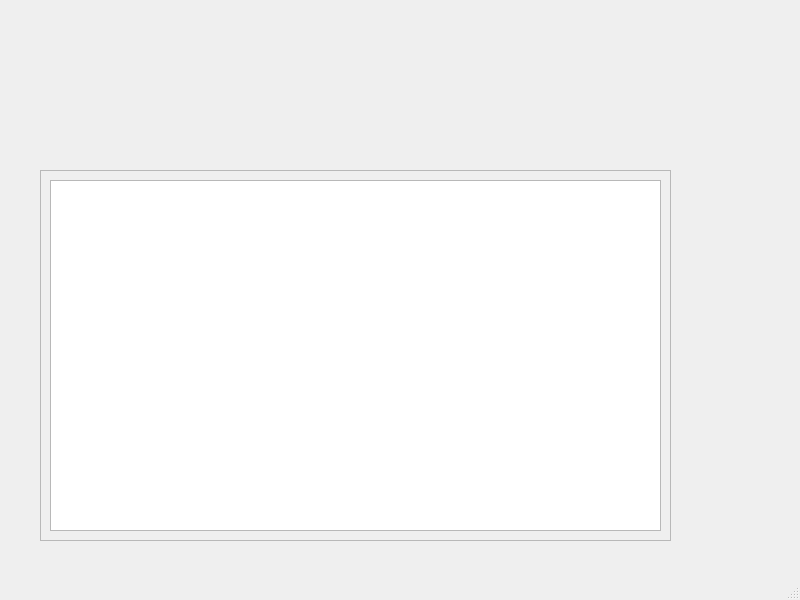
Qt form mainwindow.ui (ztlztlztlztl/Visk) before a commit.
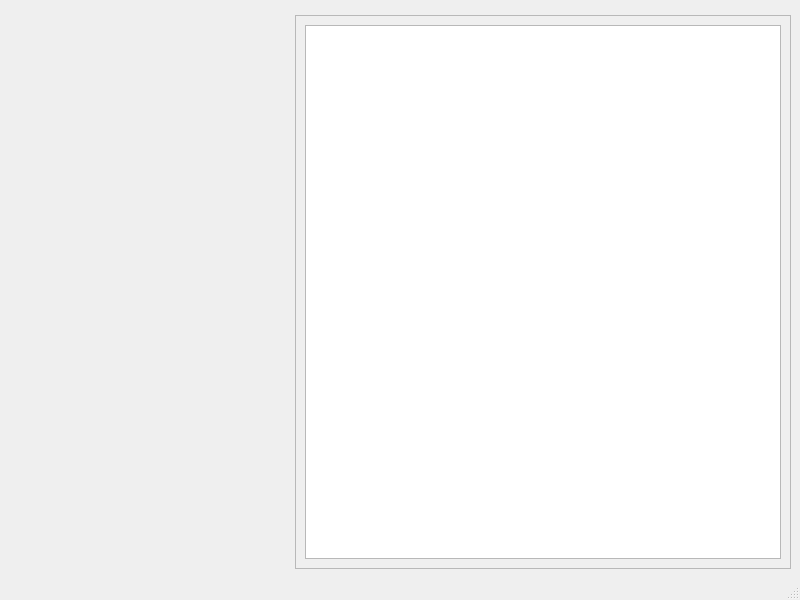
The same form after that commit. Custom widgets are drawn as their Qt base class.

Patch:
```diff
--- a/mainwindow.ui
+++ b/mainwindow.ui
@@ -10,19 +10,59 @@
     <height>600</height>
    </rect>
   </property>
+  <property name="sizePolicy">
+   <sizepolicy hsizetype="Preferred" vsizetype="Preferred">
+    <horstretch>4</horstretch>
+    <verstretch>0</verstretch>
+   </sizepolicy>
+  </property>
   <property name="windowTitle">
    <string>MainWindow</string>
   </property>
   <widget class="QWidget" name="centralwidget">
+   <property name="sizePolicy">
+    <sizepolicy hsizetype="Preferred" vsizetype="Preferred">
+     <horstretch>4</horstretch>
+     <verstretch>0</verstretch>
+    </sizepolicy>
+   </property>
+   <layout class="QHBoxLayout" name="horizontalLayout">
+    <item>
+     <widget class="driveListZone" name="driveZone" native="true">
+      <property name="sizePolicy">
+       <sizepolicy hsizetype="Preferred" vsizetype="Preferred">
+        <horstretch>1</horstretch>
+        <verstretch>0</verstretch>
+       </sizepolicy>
+      </property>
+      <property name="minimumSize">
+       <size>
+        <width>280</width>
+        <height>0</height>
+       </size>
+      </property>
+      <property name="maximumSize">
+       <size>
+        <width>280</width>
+        <height>16777215</height>
+       </size>
+      </property>
+     </widget>
+    </item>
+    <item>
+     <layout class="QVBoxLayout" name="verticalLayout">
+      <item>
+       <widget class="breadcrumbWidget" name="breadcrumbline" native="true">
+        <property name="maximumSize">
+         <size>
+          <width>16777215</width>
+          <height>45</height>
+         </size>
+        </property>
+       </widget>
+      </item>
+      <item>
    <widget class="QFrame" name="frame">
-    <property name="geometry">
-     <rect>
-      <x>40</x>
-      <y>170</y>
-      <width>631</width>
-      <height>371</height>
-     </rect>
-    </property>
     <property name="frameShape">
      <enum>QFrame::Shape::StyledPanel</enum>
     </property>
@@ -31,30 +71,21 @@
     </property>
     <layout class="QGridLayout" name="gridLayout">
      <item row="0" column="0">
-      <widget class="QTableView" name="filesTableView"/>
+          <widget class="QTableView" name="filesTableView">
+           <property name="sizePolicy">
+            <sizepolicy hsizetype="Expanding" vsizetype="Expanding">
+             <horstretch>0</horstretch>
+             <verstretch>1</verstretch>
+            </sizepolicy>
+           </property>
+          </widget>
      </item>
     </layout>
    </widget>
-   <widget class="breadcrumbWidget" name="breadcrumbline" native="true">
-    <property name="geometry">
-     <rect>
-      <x>390</x>
-      <y>60</y>
-      <width>271</width>
-      <height>61</height>
-     </rect>
-    </property>
-   </widget>
-   <widget class="driveListZone" name="driveZone" native="true">
-    <property name="geometry">
-     <rect>
-      <x>60</x>
-      <y>30</y>
-      <width>311</width>
-      <height>121</height>
-     </rect>
-    </property>
-   </widget>
+      </item>
+     </layout>
+    </item>
+   </layout>
   </widget>
   <widget class="QMenuBar" name="menubar">
    <property name="geometry">
```
Lines whose indentation alone changed are shown as unchanged.
